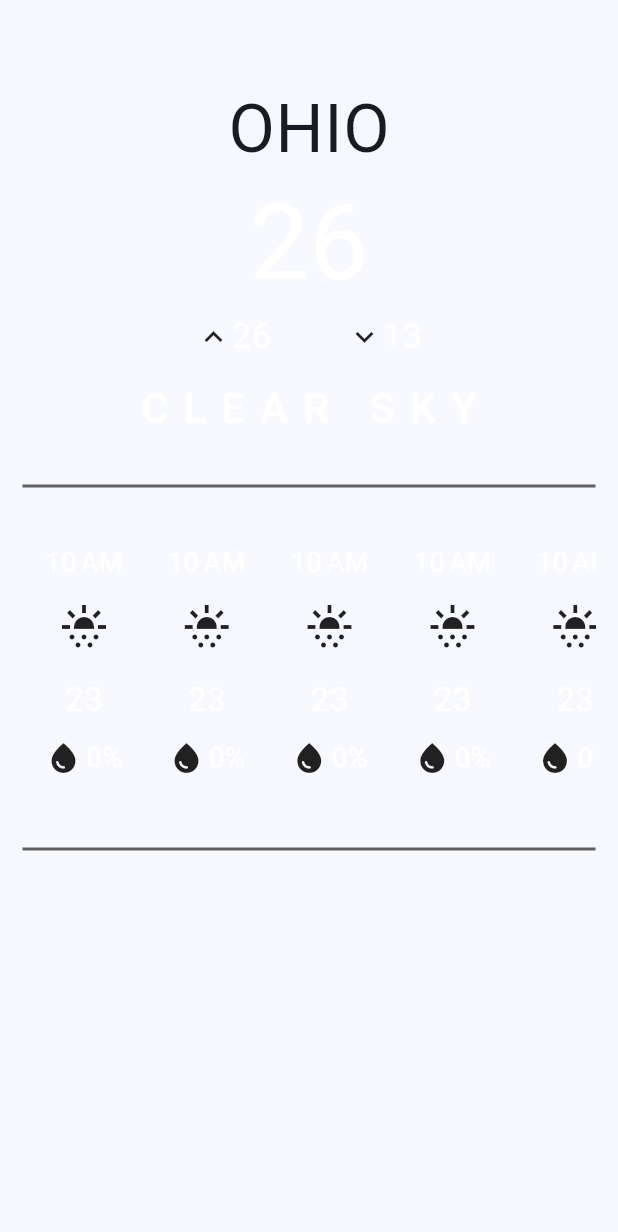
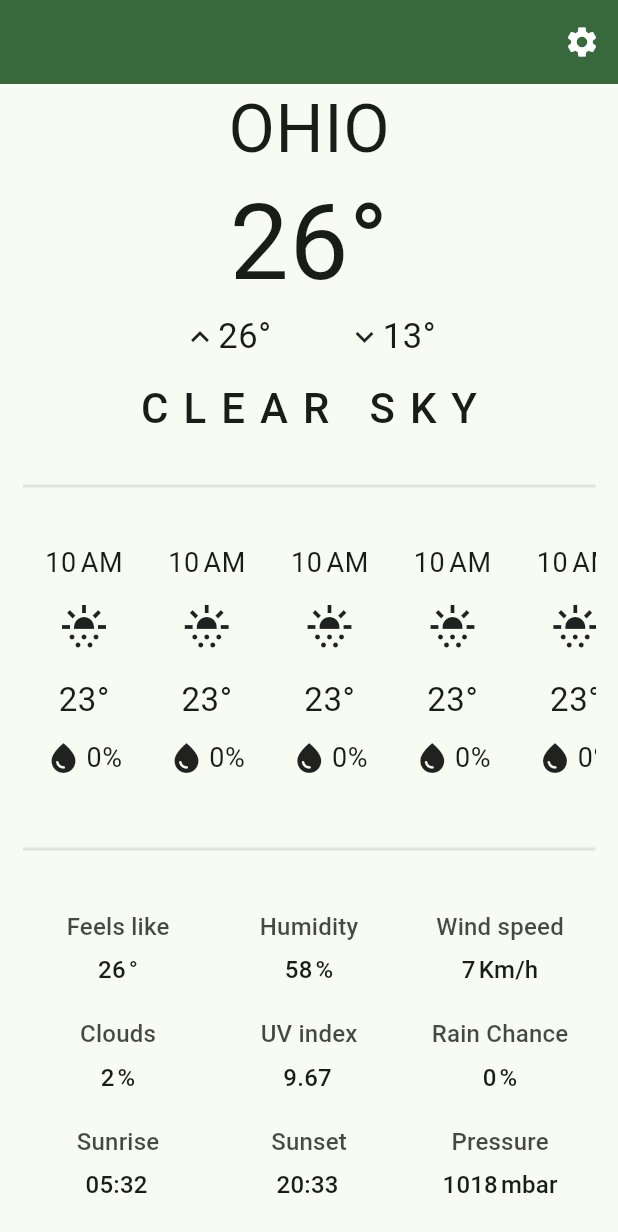
Before and after one commit to MotiurRahmanSany/sky_cast, a Flutter app: the screen it shows after launch, on a phone screen of 412 x 824 dp. Shown: the top 1232 px of the screen. Run offline on Flutter 3.47's test engine with Material 3 defaults, Android fonts, the phone set to English and light mode, and no system bars; our stand-ins replace flutter_riverpod, google_fonts.

Commit message:
added settings screen

```diff
--- a/lib/main.dart
+++ b/lib/main.dart
@@ -4,15 +4,16 @@ import 'package:google_fonts/google_fonts.dart';
 import 'package:sky_cast/screens/home.dart';
 
 final ColorScheme lightColorScheme = ColorScheme.fromSeed(
-  seedColor: const Color(0xFFC6E2FF),
+  seedColor: const Color.fromARGB(255, 196, 196, 192),
   brightness: Brightness.light,
 );
 
 final ColorScheme darkColorScheme = ColorScheme.fromSeed(
-  seedColor: const Color(0xFFC6E2FF),
+  seedColor: const Color.fromARGB(255, 196, 196, 192),
   brightness: Brightness.dark,
 );
 
+final ColorScheme activeThemeMode = lightColorScheme;
 void main() => runApp(const ProviderScope(child: MyApp()));
 
 class MyApp extends StatelessWidget {
@@ -24,7 +25,7 @@ class MyApp extends StatelessWidget {
       title: 'Sky Cast weather app',
       home: const HomeScreen(),
       theme: ThemeData(
-        colorScheme: lightColorScheme,
+        colorScheme: activeThemeMode,
         textTheme: GoogleFonts.robotoTextTheme(),
       ),
     );
--- a/lib/screens/home.dart
+++ b/lib/screens/home.dart
@@ -1,8 +1,10 @@
 import 'package:flutter/material.dart';
 import 'package:flutter_riverpod/flutter_riverpod.dart';
-import 'package:sky_cast/widgets/custom_divider.dart';
+import 'package:sky_cast/screens/settings.dart';
+import 'package:sky_cast/utilities/helper_widgets.dart';
 import 'package:sky_cast/widgets/hourly_forecast.dart';
 import 'package:sky_cast/widgets/main_weather_info.dart';
+import 'package:sky_cast/widgets/weather_details.dart';
 
 class HomeScreen extends ConsumerWidget {
   const HomeScreen({super.key});
@@ -10,22 +12,46 @@ class HomeScreen extends ConsumerWidget {
   @override
   Widget build(BuildContext context, WidgetRef ref) {
     return Scaffold(
-      appBar: AppBar(),
-      body: const Padding(
-        padding: EdgeInsets.symmetric(vertical: 0, horizontal: 15),
-        child: Column(
-          // mainAxisAlignment: MainAxisAlignment.center,
-          crossAxisAlignment: CrossAxisAlignment.center,
-          children: [
-            MainWeatherInfo(),
-            SizedBox(height: 30),
-            CustomDivider(),
-            SizedBox(height: 20),
-            HourlyForecast(),
-            SizedBox(height: 30),
-            CustomDivider(),
-
-          ],
+      backgroundColor: Theme.of(context).colorScheme.background,
+      appBar: AppBar(
+        backgroundColor: Theme.of(context).colorScheme.primary,
+        foregroundColor: Theme.of(context).colorScheme.onPrimary,
+        actions: [
+          IconButton(
+            onPressed: () {
+              Navigator.push(
+                context,
+                MaterialPageRoute(
+                  builder: (context) => const SettingsScreen(),
+                ),
+              );
+            },
+            icon: const Icon(Icons.settings),
+          ),
+        ],
+      ),
+      body: Padding(
+        padding: const EdgeInsets.symmetric(vertical: 0, horizontal: 15),
+        child: SingleChildScrollView(
+          // physics: const NeverScrollableScrollPhysics(),
+          child: Column(
+            // mainAxisAlignment: MainAxisAlignment.center,
+            crossAxisAlignment: CrossAxisAlignment.center,
+            children: [
+              const MainWeatherInfo(),
+              addVerticalSpace(30),
+              addDivider(context),
+              addVerticalSpace(20),
+              const HourlyForecast(),
+              addVerticalSpace(30),
+              addDivider(context),
+              addVerticalSpace(30),
+              const SizedBox(
+                height: 250,
+                child: WeatherDetails(),
+              ),
+            ],
+          ),
         ),
       ),
     );
--- /dev/null
+++ b/lib/utilities/helper_widgets.dart
@@ -0,0 +1,31 @@
+import 'package:flutter/material.dart';
+
+Widget addDivider(BuildContext context) {
+  return Divider(
+    color: Theme.of(context).colorScheme.onBackground.withOpacity(0.1),
+    thickness: 2,
+    height: 2,
+  );
+}
+
+Widget addHorizontalSpace(double width) {
+  return SizedBox(
+    width: width,
+  );
+}
+
+Widget addVerticalSpace(double height) {
+  return SizedBox(
+    height: height,
+  );
+}
+
+Widget settingSectionTitle(String title, BuildContext context) {
+  return Text(
+    title,
+    textAlign: TextAlign.start,
+    style: Theme.of(context).textTheme.bodyLarge!.copyWith(
+          color: const Color.fromARGB(255, 34, 151, 206),
+        ),
+  );
+}
--- a/lib/widgets/custom_divider.dart
+++ /dev/null
@@ -1,14 +0,0 @@
-import 'package:flutter/material.dart';
-
-class CustomDivider extends StatelessWidget {
-  const CustomDivider({super.key});
-
-  @override
-  Widget build(BuildContext context) {
-    return Divider(
-      color: Colors.grey.shade700,
-      thickness: 2,
-      height: 2,
-    );
-  }
-}
--- a/lib/widgets/hourly_forecast_item.dart
+++ b/lib/widgets/hourly_forecast_item.dart
@@ -27,7 +27,7 @@ class HourlyForecastItem extends ConsumerWidget {
           Text(
             DateFormat.j().format(time),
             style: Theme.of(context).textTheme.bodySmall!.copyWith(
-                  color: Colors.white,
+                  color: Theme.of(context).colorScheme.onBackground,
                   fontSize: 18,
                 ),
           ),
@@ -38,9 +38,9 @@ class HourlyForecastItem extends ConsumerWidget {
           ),
           const SizedBox(height: 18),
           Text(
-            temp.toString(),
+            '$temp°',
             style: Theme.of(context).textTheme.bodySmall!.copyWith(
-                  color: Colors.white,
+                  color: Theme.of(context).colorScheme.onBackground,
                   fontSize: 22,
                 ),
           ),
@@ -53,7 +53,7 @@ class HourlyForecastItem extends ConsumerWidget {
               Text(
                 '$humidity%',
                 style: Theme.of(context).textTheme.bodySmall!.copyWith(
-                      color: Colors.white,
+                      color: Theme.of(context).colorScheme.onBackground,
                       fontSize: 18,
                     ),
               ),
--- a/lib/widgets/main_weather_info.dart
+++ b/lib/widgets/main_weather_info.dart
@@ -23,9 +23,9 @@ class MainWeatherInfo extends ConsumerWidget {
               ),
         ),
         Text(
-          '$currentMainTemp',
+          '$currentMainTemp°',
           style: Theme.of(context).textTheme.bodySmall!.copyWith(
-                color: Colors.white,
+                color: Theme.of(context).colorScheme.onBackground,
                 fontSize: 70,
               ),
         ),
@@ -34,18 +34,18 @@ class MainWeatherInfo extends ConsumerWidget {
           children: [
             const Icon(Icons.keyboard_arrow_up_outlined),
             Text(
-              '$currentMaxTemp',
+              '$currentMaxTemp°',
               style: Theme.of(context).textTheme.bodySmall!.copyWith(
-                    color: Colors.white,
+                    color: Theme.of(context).colorScheme.onBackground,
                     fontSize: 23,
                   ),
             ),
             const SizedBox(width: 50),
             const Icon(Icons.keyboard_arrow_down_outlined),
             Text(
-              '$currentMinTemp',
+              '$currentMinTemp°',
               style: Theme.of(context).textTheme.bodySmall!.copyWith(
-                    color: Colors.white,
+                    color: Theme.of(context).colorScheme.onBackground,
                     fontSize: 23,
                   ),
             ),
@@ -55,7 +55,7 @@ class MainWeatherInfo extends ConsumerWidget {
         Text(
           currentSkyDes.toUpperCase(),
           style: Theme.of(context).textTheme.labelSmall!.copyWith(
-                color: Colors.white,
+                color: Theme.of(context).colorScheme.onBackground,
                 fontSize: 28,
                 letterSpacing: 10,
               ),
--- /dev/null
+++ b/lib/widgets/pop_up_menu.dart
@@ -0,0 +1 @@
+import 'package:flutter/material.dart';
--- /dev/null
+++ b/lib/widgets/weather_details.dart
@@ -0,0 +1,60 @@
+import 'package:flutter/material.dart';
+import 'package:sky_cast/widgets/weather_details_item.dart';
+
+class WeatherDetails extends StatelessWidget {
+  const WeatherDetails({super.key});
+
+  @override
+  Widget build(BuildContext context) {
+    return GridView(
+      gridDelegate: const SliverGridDelegateWithFixedCrossAxisCount(
+        crossAxisCount: 3,
+        childAspectRatio: 16 / 9,
+      ),
+      children: const [
+        WeatherDetailsItem(
+          title: 'Feels like',
+          value: '26',
+          unit: '°',
+        ),
+        WeatherDetailsItem(
+          title: 'Humidity',
+          value: '58',
+          unit: '%',
+        ),
+        WeatherDetailsItem(
+          title: 'Wind speed',
+          value: '7',
+          unit: 'Km/h',
+        ),
+        WeatherDetailsItem(
+          title: 'Clouds',
+          value: '2',
+          unit: '%',
+        ),
+        WeatherDetailsItem(
+          title: 'UV index',
+          value: '9.67',
+        ),
+        WeatherDetailsItem(
+          title: 'Rain Chance',
+          value: '0',
+          unit: '%',
+        ),
+        WeatherDetailsItem(
+          title: 'Sunrise',
+          value: '05:32',
+        ),
+        WeatherDetailsItem(
+          title: 'Sunset',
+          value: '20:33',
+        ),
+        WeatherDetailsItem(
+          title: 'Pressure',
+          value: '1018',
+          unit: 'mbar',
+        ),
+      ],
+    );
+  }
+}
--- /dev/null
+++ b/lib/widgets/weather_details_item.dart
@@ -0,0 +1,50 @@
+import 'package:flutter/material.dart';
+import 'package:sky_cast/utilities/helper_widgets.dart';
+
+class WeatherDetailsItem extends StatelessWidget {
+  const WeatherDetailsItem({
+    super.key,
+    this.unit,
+    required this.title,
+    required this.value,
+  });
+  final String title;
+  final String value;
+  final String? unit;
+
+  @override
+  Widget build(BuildContext context) {
+    return Column(
+      mainAxisAlignment: MainAxisAlignment.center,
+      crossAxisAlignment: CrossAxisAlignment.center,
+      children: [
+        Text(
+          title,
+          style: Theme.of(context).textTheme.titleMedium!.copyWith(
+                color:
+                    Theme.of(context).colorScheme.onBackground.withOpacity(.8),
+              ),
+        ),
+        addVerticalSpace(5),
+        Row(
+          mainAxisAlignment: MainAxisAlignment.center,
+          children: [
+            Text(
+              value,
+              style: Theme.of(context).textTheme.titleMedium!.copyWith(
+                    color: Theme.of(context).colorScheme.onBackground,
+                  ),
+            ),
+            addHorizontalSpace(2),
+            Text(
+              unit ?? '',
+              style: Theme.of(context).textTheme.titleMedium!.copyWith(
+                    color: Theme.of(context).colorScheme.onBackground,
+                  ),
+            ),
+          ],
+        ),
+      ],
+    );
+  }
+}
```
Also changed, not shown: lib/screens/settings.dart (+62 -1 lines), lib/widgets/settings_item.dart (added, +36 -0 lines), lib/widgets/pop_up_menu_item.dart (added), lib/widgets/weather_details_gridview.dart (deleted), lib/widgets/weather_details_gridview_item.dart (deleted).
